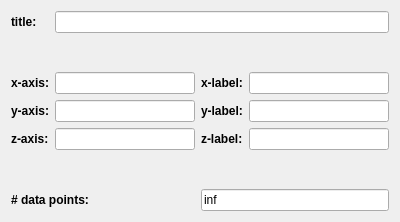
Qt form nomad_camels/gui/plot_definer_2d.ui (FAU-LAP/NOMAD-CAMELS) before a commit.
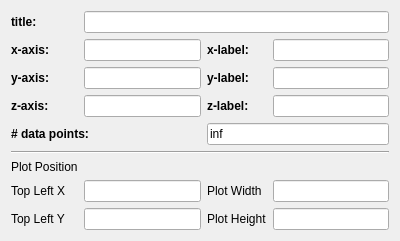
The same form after that commit. Custom widgets are drawn as their Qt base class.

Commit message: fixed and improved plot positioning and resizing.

```diff
--- a/nomad_camels/gui/plot_definer_2d.ui
+++ b/nomad_camels/gui/plot_definer_2d.ui
@@ -7,24 +7,66 @@
     <x>0</x>
     <y>0</y>
     <width>400</width>
-    <height>222</height>
+    <height>236</height>
    </rect>
   </property>
   <property name="windowTitle">
    <string>Form</string>
   </property>
   <layout class="QGridLayout" name="gridLayout">
-   <item row="4" column="0">
-    <widget class="QLabel" name="label_7">
+   <item row="8" column="0">
+    <widget class="QLabel" name="label">
+     <property name="toolTip">
+      <string>Set the exact x coordinate of the top left corner of the plot window in pixels (min 0)</string>
+     </property>
+     <property name="text">
+      <string>Top Left X</string>
+     </property>
+    </widget>
+   </item>
+   <item row="2" column="2">
+    <widget class="QLabel" name="label_9">
      <property name="font">
       <font>
        <pointsize>9</pointsize>
-       <weight>75</weight>
        <bold>true</bold>
       </font>
      </property>
      <property name="text">
-      <string>z-axis:</string>
+      <string>x-label:</string>
+     </property>
+    </widget>
+   </item>
+   <item row="10" column="2">
+    <spacer name="verticalSpacer">
+     <property name="orientation">
+      <enum>Qt::Vertical</enum>
+     </property>
+     <property name="sizeHint" stdset="0">
+      <size>
+       <width>20</width>
+       <height>40</height>
+      </size>
+     </property>
+    </spacer>
+   </item>
+   <item row="9" column="3">
+    <widget class="QLineEdit" name="lineEdit_plot_height">
+     <property name="toolTip">
+      <string>Minimum is 126 pixels</string>
+     </property>
+    </widget>
+   </item>
+   <item row="4" column="2">
+    <widget class="QLabel" name="label_10">
+     <property name="font">
+      <font>
+       <pointsize>9</pointsize>
+       <bold>true</bold>
+      </font>
+     </property>
+     <property name="text">
+      <string>z-label:</string>
      </property>
     </widget>
    </item>
@@ -33,7 +75,6 @@
      <property name="font">
       <font>
        <pointsize>9</pointsize>
-       <weight>75</weight>
        <bold>true</bold>
       </font>
      </property>
@@ -42,12 +83,31 @@
      </property>
     </widget>
    </item>
+   <item row="4" column="3">
+    <widget class="QLineEdit" name="lineEdit_zlabel"/>
+   </item>
+   <item row="8" column="1">
+    <widget class="QLineEdit" name="lineEdit_top_left_x">
+     <property name="toolTip">
+      <string>Minimum is 0 pixels</string>
+     </property>
+    </widget>
+   </item>
+   <item row="8" column="2">
+    <widget class="QLabel" name="label_3">
+     <property name="toolTip">
+      <string>Set the width of the plot window in pixels (min 430)</string>
+     </property>
+     <property name="text">
+      <string>Plot Width</string>
+     </property>
+    </widget>
+   </item>
    <item row="3" column="2">
     <widget class="QLabel" name="label_8">
      <property name="font">
       <font>
        <pointsize>9</pointsize>
-       <weight>75</weight>
        <bold>true</bold>
       </font>
      </property>
@@ -56,73 +116,21 @@
      </property>
     </widget>
    </item>
-   <item row="3" column="3">
-    <widget class="QLineEdit" name="lineEdit_ylabel"/>
-   </item>
-   <item row="5" column="1">
-    <spacer name="verticalSpacer_2">
-     <property name="orientation">
-      <enum>Qt::Vertical</enum>
+   <item row="9" column="2">
+    <widget class="QLabel" name="label_4">
+     <property name="toolTip">
+      <string>Set the height of the plot window in pixels (min 126)</string>
      </property>
-     <property name="sizeHint" stdset="0">
-      <size>
-       <width>20</width>
-       <height>40</height>
-      </size>
-     </property>
-    </spacer>
-   </item>
-   <item row="4" column="2">
-    <widget class="QLabel" name="label_10">
-     <property name="font">
-      <font>
-       <pointsize>9</pointsize>
-       <weight>75</weight>
-       <bold>true</bold>
-      </font>
-     </property>
      <property name="text">
-      <string>z-label:</string>
+      <string>Plot Height</string>
      </property>
     </widget>
    </item>
-   <item row="2" column="2">
-    <widget class="QLabel" name="label_9">
-     <property name="font">
-      <font>
-       <pointsize>9</pointsize>
-       <weight>75</weight>
-       <bold>true</bold>
-      </font>
-     </property>
-     <property name="text">
-      <string>x-label:</string>
-     </property>
-    </widget>
-   </item>
-   <item row="2" column="0">
-    <widget class="QLabel" name="label_5">
-     <property name="font">
-      <font>
-       <pointsize>9</pointsize>
-       <weight>75</weight>
-       <bold>true</bold>
-      </font>
-     </property>
-     <property name="text">
-      <string>x-axis:</string>
-     </property>
-    </widget>
-   </item>
-   <item row="0" column="1" colspan="3">
-    <widget class="QLineEdit" name="lineEdit_title"/>
-   </item>
    <item row="0" column="0">
     <widget class="QLabel" name="label_11">
      <property name="font">
       <font>
        <pointsize>9</pointsize>
-       <weight>75</weight>
        <bold>true</bold>
       </font>
      </property>
@@ -131,18 +139,58 @@
      </property>
     </widget>
    </item>
-   <item row="1" column="1">
-    <spacer name="verticalSpacer">
-     <property name="orientation">
-      <enum>Qt::Vertical</enum>
+   <item row="4" column="0">
+    <widget class="QLabel" name="label_7">
+     <property name="font">
+      <font>
+       <pointsize>9</pointsize>
+       <bold>true</bold>
+      </font>
      </property>
-     <property name="sizeHint" stdset="0">
-      <size>
-       <width>20</width>
-       <height>40</height>
-      </size>
+     <property name="text">
+      <string>z-axis:</string>
      </property>
-    </spacer>
+    </widget>
+   </item>
+   <item row="2" column="1">
+    <widget class="Variable_Box" name="lineEdit_x_axis"/>
+   </item>
+   <item row="8" column="3">
+    <widget class="QLineEdit" name="lineEdit_plot_width">
+     <property name="toolTip">
+      <string>Minimum is 430 pixels</string>
+     </property>
+    </widget>
+   </item>
+   <item row="2" column="0">
+    <widget class="QLabel" name="label_5">
+     <property name="font">
+      <font>
+       <pointsize>9</pointsize>
+       <bold>true</bold>
+      </font>
+     </property>
+     <property name="text">
+      <string>x-axis:</string>
+     </property>
+    </widget>
+   </item>
+   <item row="9" column="0">
+    <widget class="QLabel" name="label_2">
+     <property name="toolTip">
+      <string>Set the exact y coordinate of the top left corner of the plot window in pixels (min 0)</string>
+     </property>
+     <property name="text">
+      <string>Top Left Y</string>
+     </property>
+    </widget>
+   </item>
+   <item row="5" column="2" colspan="2">
+    <widget class="QLineEdit" name="lineEdit_n_data_points">
+     <property name="text">
+      <string>inf</string>
+     </property>
+    </widget>
    </item>
    <item row="3" column="1">
     <widget class="Variable_Box" name="lineEdit_y_axis"/>
@@ -150,21 +198,17 @@
    <item row="4" column="1">
     <widget class="Variable_Box" name="lineEdit_z_axis"/>
    </item>
+   <item row="0" column="1" colspan="3">
+    <widget class="QLineEdit" name="lineEdit_title"/>
+   </item>
    <item row="2" column="3">
     <widget class="QLineEdit" name="lineEdit_xlabel"/>
    </item>
-   <item row="2" column="1">
-    <widget class="Variable_Box" name="lineEdit_x_axis"/>
-   </item>
-   <item row="4" column="3">
-    <widget class="QLineEdit" name="lineEdit_zlabel"/>
-   </item>
-   <item row="6" column="0" colspan="2">
+   <item row="5" column="0" colspan="2">
     <widget class="QLabel" name="label_12">
      <property name="font">
       <font>
        <pointsize>9</pointsize>
-       <weight>75</weight>
        <bold>true</bold>
       </font>
      </property>
@@ -173,10 +217,32 @@
      </property>
     </widget>
    </item>
-   <item row="6" column="2" colspan="2">
-    <widget class="QLineEdit" name="lineEdit_n_data_points">
+   <item row="6" column="0" colspan="4">
+    <widget class="Line" name="line">
+     <property name="orientation">
+      <enum>Qt::Horizontal</enum>
+     </property>
+    </widget>
+   </item>
+   <item row="9" column="1">
+    <widget class="QLineEdit" name="lineEdit_top_left_y">
+     <property name="toolTip">
+      <string>Minimum is 0 pixels</string>
+     </property>
+    </widget>
+   </item>
+   <item row="3" column="3">
+    <widget class="QLineEdit" name="lineEdit_ylabel"/>
+   </item>
+   <item row="7" column="0">
+    <widget class="QLabel" name="label_13">
+     <property name="styleSheet">
+      <string notr="true">QLabel {
+    rgb(134, 134, 134);
+}</string>
+     </property>
      <property name="text">
-      <string>inf</string>
+      <string>Plot Position</string>
      </property>
     </widget>
    </item>
```
Left out of the diff: 5 changed lines with no effect on the pictures. The commit also changes 8 other files.
